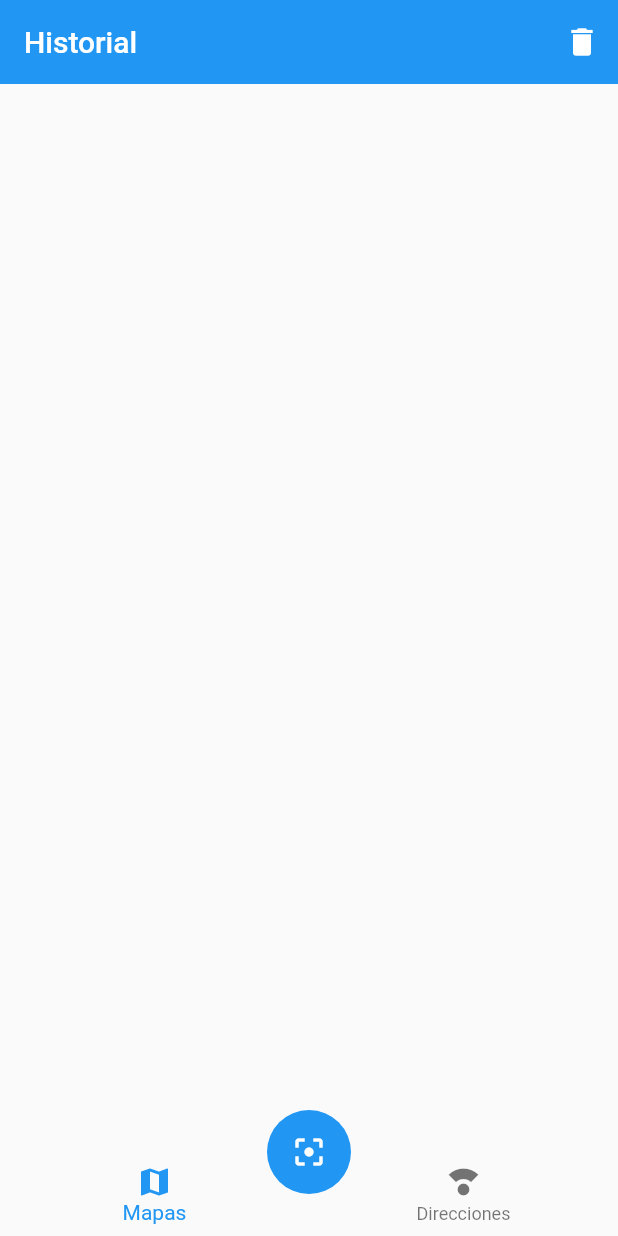
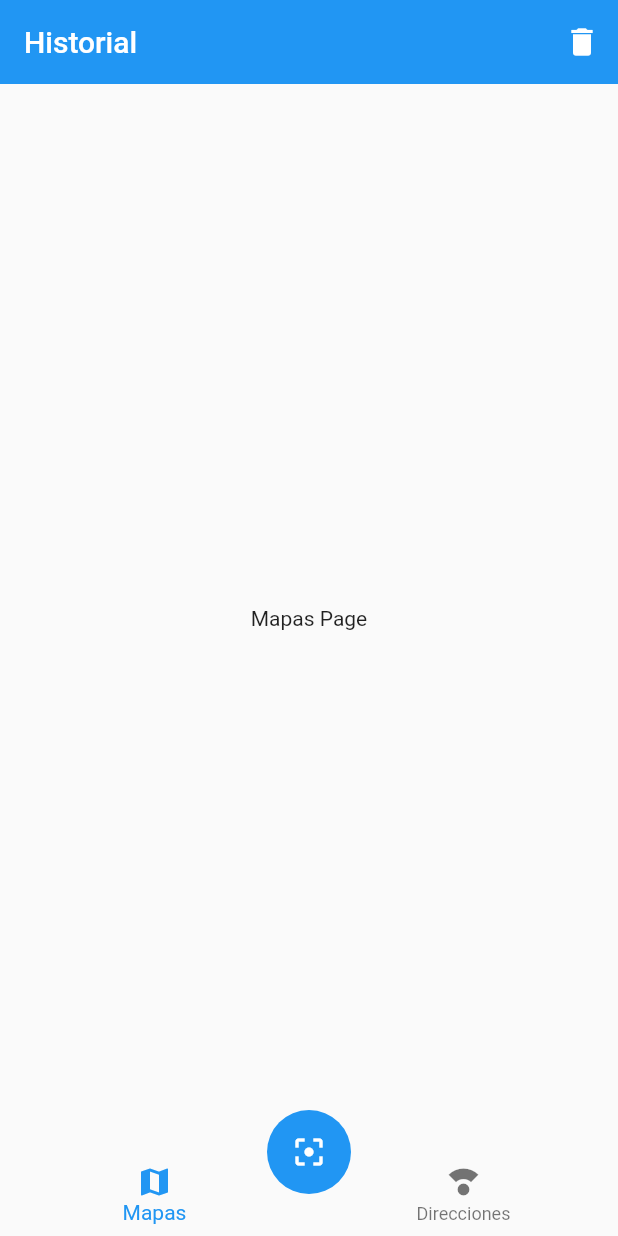
Before and after one commit to AngelTravieso/Flutter_QRReader, a Flutter app: the screen it shows after launch, after a tap on the "filter center focus" icon, on a phone screen of 412 x 824 dp. Run offline on Flutter 3.47's test engine with Material 2 defaults, Android fonts, the phone set to English and light mode, and no system bars.

```diff
--- a/lib/pages/maps_page.dart
+++ b/lib/pages/maps_page.dart
@@ -1,15 +1,12 @@
 import 'package:flutter/material.dart';
-import 'package:provider/provider.dart';
-import 'package:qr_reader/providers/ui_provider.dart';
 
 class MapsPage extends StatelessWidget {
   const MapsPage({Key? key}) : super(key: key);
 
   @override
   Widget build(BuildContext context) {
-    final uiProvider = Provider.of<UiProvider>(context);
-    return Center(
-      child: Text(uiProvider.dataCard),
+    return const Center(
+      child: Text('Mapas Page'),
     );
   }
 }
--- a/lib/providers/ui_provider.dart
+++ b/lib/providers/ui_provider.dart
@@ -2,7 +2,6 @@ import 'package:flutter/material.dart';
 
 class UiProvider extends ChangeNotifier {
   int _selectedMenuOpt = 0;
-  String _dataCard = '';
 
   int get selectedMenuOpt => _selectedMenuOpt;
 
@@ -10,11 +9,4 @@ class UiProvider extends ChangeNotifier {
     _selectedMenuOpt = i;
     notifyListeners();
   }
-
-  String get dataCard => _dataCard;
-
-  set dataCard(String value) {
-    _dataCard = value;
-    notifyListeners();
-  }
 }
--- a/lib/widgets/scan_button.dart
+++ b/lib/widgets/scan_button.dart
@@ -1,24 +1,21 @@
 import 'package:flutter/material.dart';
-import 'package:flutter_barcode_scanner/flutter_barcode_scanner.dart';
-import 'package:provider/provider.dart';
-import 'package:qr_reader/providers/ui_provider.dart';
+// import 'package:flutter_barcode_scanner/flutter_barcode_scanner.dart';
 
 class ScanButton extends StatelessWidget {
   const ScanButton({Key? key}) : super(key: key);
 
   @override
   Widget build(BuildContext context) {
-    final uiProvider = Provider.of<UiProvider>(context);
     return FloatingActionButton(
       elevation: 0,
       child: const Icon(Icons.filter_center_focus),
       onPressed: () async {
-        String barcodeRes = await FlutterBarcodeScanner.scanBarcode(
-            '#3D8BEF', 'Cancelar', false, ScanMode.QR);
+        // String barcodeRes = await FlutterBarcodeScanner.scanBarcode(
+        //     '#3D8BEF', 'Cancelar', false, ScanMode.QR);
 
-        // print(barcodeRes);
+        const barcodeScanRes = 'https://fernando-herreraa.com';
 
-        uiProvider.dataCard = barcodeRes;
+        print(barcodeScanRes);
       },
     );
   }
```
Also changed, not shown: lib/models/scan_model.dart (added, +35 -0 lines).
